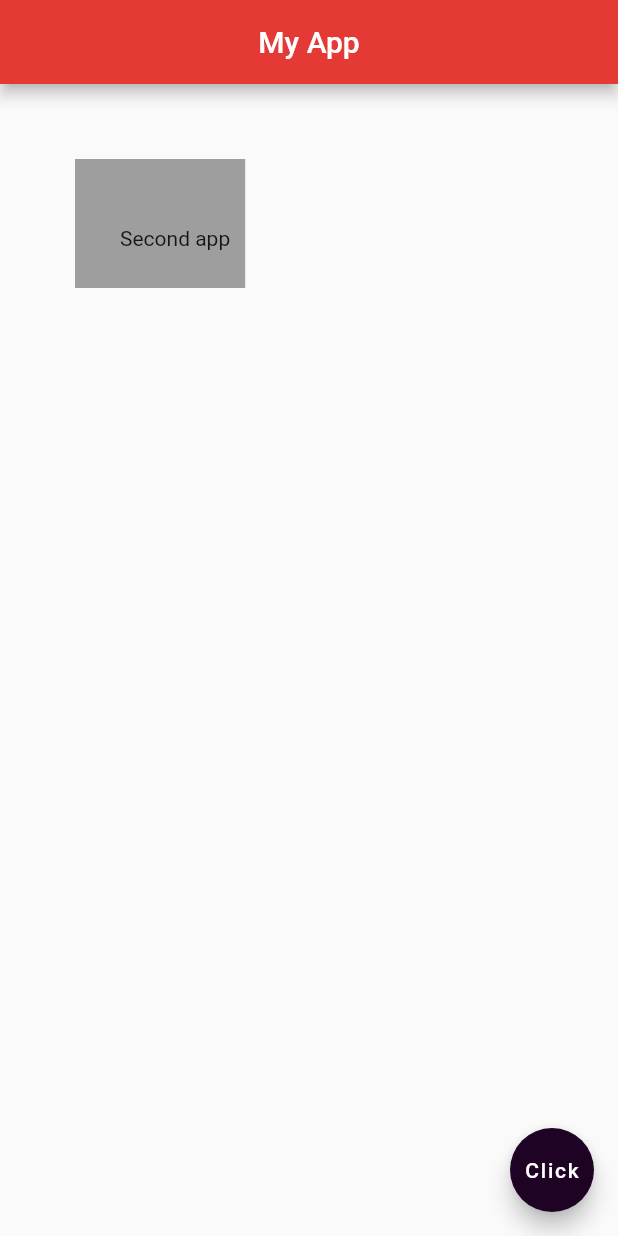
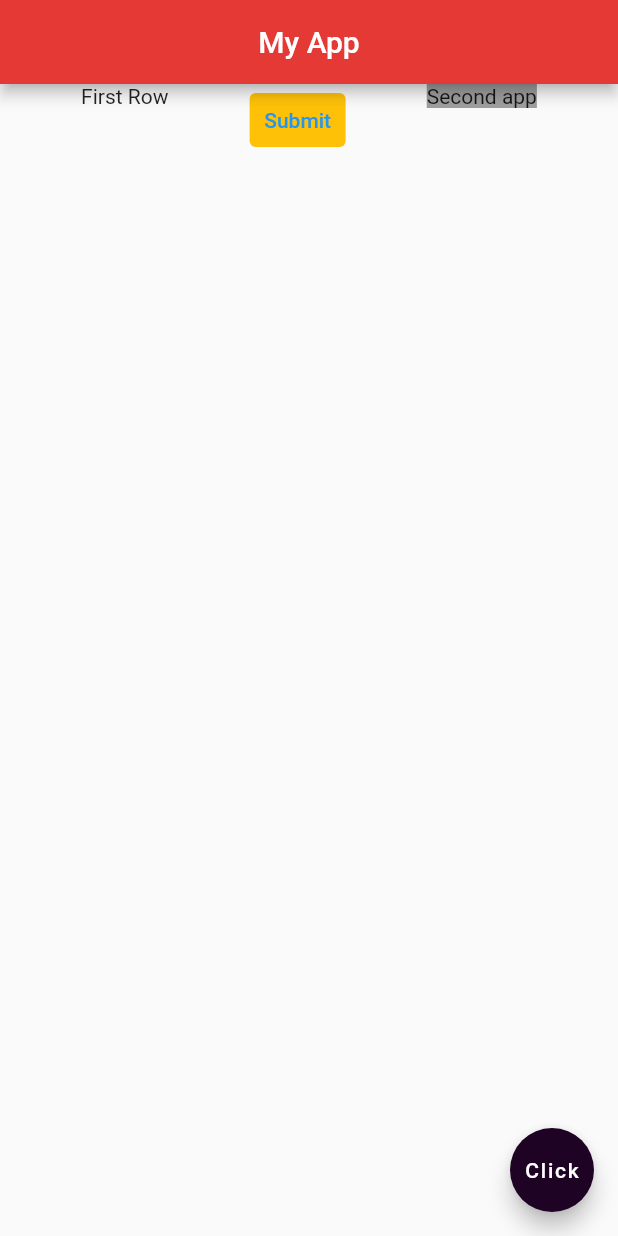
Before and after one commit to ArthurNamutilu/hello_app, a Flutter app: the screen it shows after launch, on a phone screen of 412 x 824 dp. Run offline on Flutter 3.47's test engine with Material 2 defaults, Android fonts, the phone set to English and light mode, and no system bars.

Commit message:
added Row (),

```diff
--- a/lib/main.dart
+++ b/lib/main.dart
@@ -12,11 +12,22 @@ class Home extends StatelessWidget {
         centerTitle: true,
         backgroundColor: Colors.red[600],
       ),
-      body: Container(
-        padding: EdgeInsets.fromLTRB(30.0, 45.0, 10.0, 25.0),
-        margin: EdgeInsets.all(50.0),
-        color: Colors.grey,
-        child: Text('Second app'),
+      body: Row(
+        mainAxisAlignment: MainAxisAlignment.spaceEvenly,
+        crossAxisAlignment: CrossAxisAlignment.start,
+        children: [
+          Text('First Row'),
+          TextButton(
+            onPressed: () {},
+            style: ButtonStyle(
+                backgroundColor: MaterialStateProperty.all(Colors.amber)),
+            child: Text('Submit'),
+          ),
+          Container(
+            color: Colors.grey,
+            child: Text('Second app'),
+          ),
+        ],
       ),
       floatingActionButton: FloatingActionButton(
         child: Text('Click'),
```
